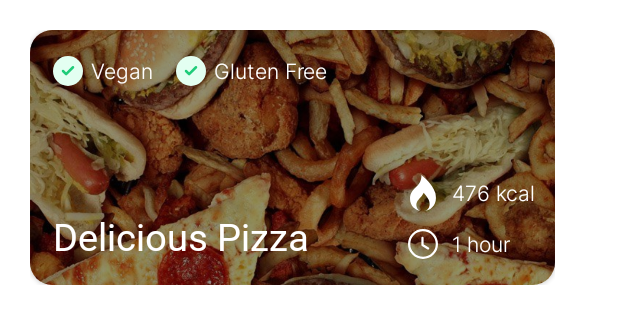
After one commit to Arotte/cooktoday-android-app, an Android app: the layout recyclerview_row_recipe_card_v2.xml on its own in the app's theme, with its tools: preview values and no code run, on a phone screen of 412 x 824 dp. The commit adds this screen. Shown: the top 324 px of the screen. Run offline under Robolectric (Android 15) with nearby library versions, the phone set to English and light mode, and no system bars; Roboto replaces fonts that are not available here.

Commit message:
added new recipe card design (see result in media/ folder)

```diff
--- /dev/null
+++ b/app/src/main/res/drawable/ic_fire.xml
@@ -0,0 +1,9 @@
+<vector xmlns:android="http://schemas.android.com/apk/res/android"
+    android:width="24dp"
+    android:height="24dp"
+    android:viewportWidth="472.615"
+    android:viewportHeight="472.615">
+  <path
+      android:fillColor="#FF000000"
+      android:pathData="M398.239,235.891l-0.278,-1.111C357.041,106.465 235.114,15.368 229.929,11.572L214.191,0l1.019,19.441c0,0.834 2.869,76.193 -70.176,138.868c-79.34,68.138 -78.878,124.334 -78.692,154.515l0.094,4.166c0,82.302 60.399,143.839 146.811,153.984c-4.704,-0.739 -9.509,-1.698 -14.331,-3.172c-27.867,-8.61 -44.16,-28.144 -47.308,-56.289l-0.74,-5.554c-2.5,-21.756 -5.74,-48.697 41.845,-99.801c17.775,-19.071 33.236,-39.624 46.012,-61.01l6.388,-10.738l8.424,9.257c25.182,27.495 44.438,55.269 57.399,82.302c11.942,23.886 12.684,61.659 11.757,69.713c-4.536,41.105 -34.254,71.749 -74.063,76.192c-2.595,0.296 -6.479,0.583 -11.234,0.689c0.418,0.003 0.816,0.051 1.236,0.051c94.06,0 167.66,-75.637 167.66,-172.197C406.293,277.274 398.516,237.557 398.239,235.891z"/>
+</vector>
--- /dev/null
+++ b/app/src/main/res/layout/recyclerview_row_recipe_card_v2.xml
@@ -0,0 +1,161 @@
+<?xml version="1.0" encoding="utf-8"?>
+<androidx.constraintlayout.widget.ConstraintLayout xmlns:android="http://schemas.android.com/apk/res/android"
+    android:layout_width="350dp"
+    android:layout_height="170dp"
+    xmlns:app="http://schemas.android.com/apk/res-auto"
+
+    android:layout_margin="20dp">
+
+    <androidx.cardview.widget.CardView
+        android:layout_width="match_parent"
+        android:layout_height="match_parent"
+        app:layout_constraintTop_toTopOf="parent"
+        app:layout_constraintBottom_toBottomOf="parent"
+        app:layout_constraintLeft_toLeftOf="parent"
+        app:layout_constraintRight_toRightOf="parent"
+        app:cardCornerRadius="15dp">
+        <ImageView
+            android:layout_width="wrap_content"
+            android:layout_height="wrap_content"
+            android:src="@drawable/img_food3"
+            android:scaleType="centerCrop"/>
+
+        <FrameLayout
+            android:layout_width="match_parent"
+            android:layout_height="match_parent"
+            android:background="@color/imageOverlay">
+        </FrameLayout>
+
+    </androidx.cardview.widget.CardView>
+
+    <TextView
+        android:layout_width="wrap_content"
+        android:layout_height="wrap_content"
+        android:text="Delicious Pizza"
+        app:layout_constraintBottom_toBottomOf="parent"
+        android:textColor="@color/white"
+        app:layout_constraintLeft_toLeftOf="parent"
+        android:translationZ="2dp"
+        android:fontFamily="@font/inter_bold"
+        android:textSize="25sp"
+        android:layout_marginStart="15dp"
+        android:layout_marginBottom="15dp"/>
+
+    <!-- TOP ICON PANEL-->
+    <androidx.appcompat.widget.LinearLayoutCompat
+        android:layout_width="match_parent"
+        android:layout_height="wrap_content"
+        android:orientation="horizontal"
+        app:layout_constraintTop_toTopOf="parent"
+        app:layout_constraintLeft_toLeftOf="parent"
+        app:layout_constraintRight_toRightOf="parent"
+        android:translationZ="2dp"
+        android:paddingStart="15dp"
+        android:paddingTop="15dp">
+        <LinearLayout
+            android:layout_width="wrap_content"
+            android:layout_height="wrap_content"
+            android:orientation="horizontal"
+            android:translationZ="2dp"
+            android:gravity="center"
+            android:layout_marginEnd="15dp">
+
+            <ImageView
+                android:layout_width="20dp"
+                android:layout_height="wrap_content"
+                android:src="@drawable/ic_check_active"
+                android:layout_marginEnd="5dp"/>
+
+            <TextView
+                android:layout_width="wrap_content"
+                android:layout_height="wrap_content"
+                android:text="Vegan"
+                android:fontFamily="@font/inter_light"
+                android:textColor="@color/white"
+                android:textSize="14sp"/>
+        </LinearLayout>
+
+        <LinearLayout
+            android:layout_width="wrap_content"
+            android:layout_height="wrap_content"
+            android:orientation="horizontal"
+            android:translationZ="2dp"
+            android:gravity="center"
+            android:layout_marginEnd="10dp">
+
+            <ImageView
+                android:layout_width="20dp"
+                android:layout_height="wrap_content"
+                android:src="@drawable/ic_check_active"
+                android:layout_marginEnd="5dp"/>
+
+            <TextView
+                android:layout_width="wrap_content"
+                android:layout_height="wrap_content"
+                android:text="Gluten Free"
+                android:fontFamily="@font/inter_light"
+                android:textColor="@color/white"
+                android:textSize="14sp"/>
+        </LinearLayout>
+    </androidx.appcompat.widget.LinearLayoutCompat>
+
+    <!-- RIGH HAND ICON PANEL-->
+    <LinearLayout
+        android:layout_width="100dp"
+        android:layout_height="match_parent"
+        android:orientation="vertical"
+        app:layout_constraintBottom_toBottomOf="parent"
+        app:layout_constraintTop_toTopOf="parent"
+        app:layout_constraintRight_toRightOf="parent"
+        android:translationZ="2dp"
+        android:gravity="bottom|start"
+        android:paddingBottom="15dp">
+        <LinearLayout
+            android:layout_width="wrap_content"
+            android:layout_height="wrap_content"
+            android:orientation="horizontal"
+            android:translationZ="2dp"
+            android:gravity="center">
+
+            <ImageView
+                android:layout_width="wrap_content"
+                android:layout_height="wrap_content"
+                android:src="@drawable/ic_fire"
+                app:tint="@color/white"
+                android:layout_marginEnd="7dp"/>
+
+            <TextView
+                android:layout_width="wrap_content"
+                android:layout_height="wrap_content"
+                android:text="476 kcal"
+                android:fontFamily="@font/inter_light"
+                android:textColor="@color/white"
+                android:textSize="14sp"/>
+        </LinearLayout>
+        <LinearLayout
+            android:layout_width="wrap_content"
+            android:layout_height="wrap_content"
+            android:orientation="horizontal"
+            android:translationZ="2dp"
+            android:gravity="center"
+            android:layout_marginTop="10dp">
+
+            <ImageView
+                android:layout_width="wrap_content"
+                android:layout_height="wrap_content"
+                android:src="@drawable/ic_time_circle"
+                app:tint="@color/white"
+                android:layout_marginEnd="7dp"/>
+
+            <TextView
+                android:layout_width="wrap_content"
+                android:layout_height="wrap_content"
+                android:text="1 hour"
+                android:fontFamily="@font/inter_light"
+                android:textColor="@color/white"
+                android:textSize="14sp"/>
+        </LinearLayout>
+    </LinearLayout>
+
+
+</androidx.constraintlayout.widget.ConstraintLayout>
--- a/app/src/main/res/values/colors.xml
+++ b/app/src/main/res/values/colors.xml
@@ -22,4 +22,6 @@
     <color name="facebook">#4267B2</color>
     <color name="twitter">#1DA1F2</color>
     <color name="instagram">#DD2A7B</color>
+
+    <color name="imageOverlay">#6F000000</color>
 </resources>
```
Also changed, not shown: app/src/main/res/drawable/img_food3.jpg (added), 1 other file.
